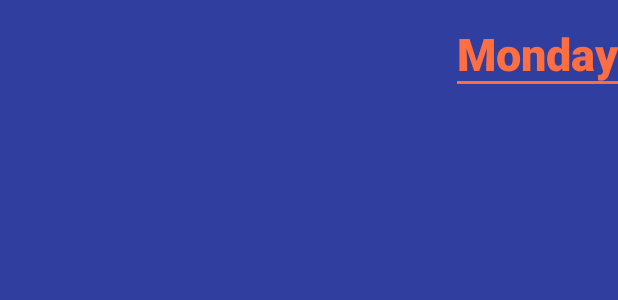
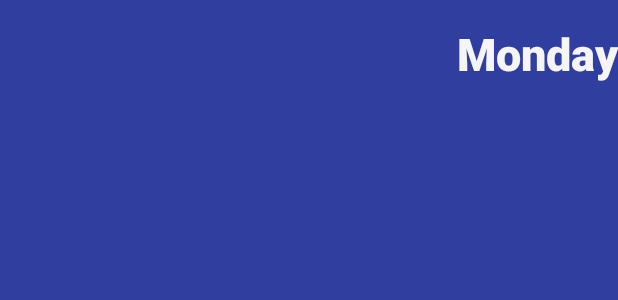
Before and after one commit to LeoVS09/Timetable-Android-client, an Android app: the layout day.xml on its own in the app's theme, with its tools: preview values and no code run, on a phone screen of 412 x 824 dp. Shown: the top 300 px of the screen. Run offline under Robolectric (Android 15) with nearby library versions, the phone set to English and light mode, and no system bars.

Commit message:
refresh design

```diff
--- a/app/src/main/res/drawable/line_bottom_header.xml
+++ b/app/src/main/res/drawable/line_bottom_header.xml
@@ -3,7 +3,7 @@
 
     <item>
         <shape android:shape="rectangle">
-            <solid android:color="@color/colorHeaders1"/>
+            <solid android:color="@color/colorHeaders2"/>
             <!--<corners android:radius="1dp"/>-->
         </shape>
     </item>
--- a/app/src/main/res/layout/day.xml
+++ b/app/src/main/res/layout/day.xml
@@ -2,7 +2,8 @@
 <LinearLayout xmlns:android="http://schemas.android.com/apk/res/android"
     android:orientation="vertical" android:layout_width="match_parent"
     android:layout_height="match_parent"
-    android:background="@color/colorPrimaryMedium">
+    android:background="@color/colorPrimaryMedium"
+    android:paddingBottom="30sp">
 
     <TextView android:id="@+id/dayName"
         android:layout_width="wrap_content"
@@ -16,14 +17,8 @@
         android:textAlignment="gravity"
         android:layout_gravity="right"
         android:layout_marginTop="15sp"
-        android:background="@drawable/line_bottom_header"/>
+        />
 
-    <TableLayout android:id="@+id/dayLessons"
-        android:layout_width="match_parent"
-        android:layout_height="wrap_content"
 
-        xmlns:android="http://schemas.android.com/apk/res/android"
-        android:paddingBottom="30sp">
-    </TableLayout>
 
 </LinearLayout>
--- a/app/src/main/res/layout/fragment_main.xml
+++ b/app/src/main/res/layout/fragment_main.xml
@@ -25,7 +25,7 @@
             <TextView
                 android:layout_width="wrap_content"
                 android:layout_height="wrap_content"
-                android:text="New Text"
+                android:text="week 2"
                 android:id="@+id/weekName"
                 style="@style/Base.Theme.AppCompat.DialogWhenLarge"
                 android:textSize="35dp"
--- a/app/src/main/res/values/colors.xml
+++ b/app/src/main/res/values/colors.xml
@@ -6,5 +6,5 @@
     <color name="colorAccent">#212121</color>
     <color name="colorText">#eeeeee</color>
     <color name="colorHeaders2">#FF6E40</color>
-    <color name="colorHeaders1">#FF6E40</color>
+    <color name="colorHeaders1">#F5F5F5</color>
 </resources>
--- a/app/src/main/res/values/strings.xml
+++ b/app/src/main/res/values/strings.xml
@@ -1,5 +1,7 @@
 <resources>
-    <string name="app_name">Bonch TimeTable (pre-alpha)</string>
+    <string name="app_name">Bonch TimeTable (alpha)</string>
     <string name="action_settings">Settings</string>
     <string name="section_format">Hello World from section: %1$d</string>
+
+
 </resources>
```
Also changed, not shown: app/src/main/java/edu/bonch/leovs09/timetable/MainActivity.java (+50 -27 lines), app/src/main/java/edu/bonch/leovs09/timetable/ODT/WeekBuilder.java (+9 -6 lines), app/src/main/java/edu/bonch/leovs09/timetable/REST/RestRequest.java (+3 -4 lines), app/src/main/res/layout/lesson.xml (renamed from app/src/main/res/layout/row.xml, +8 -12 lines).
